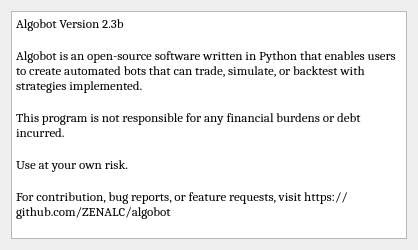
Qt form UI/about.ui (ZENALC/algobot) before a commit.
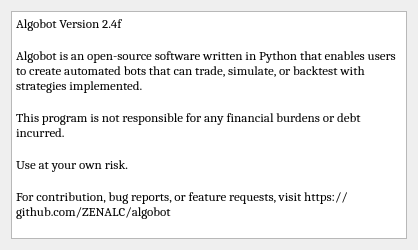
The same form after that commit.

Patch:
```diff
--- a/UI/about.ui
+++ b/UI/about.ui
@@ -41,7 +41,7 @@
       <bool>true</bool>
      </property>
      <property name="plainText">
-      <string>Algobot Version 2.3b
+      <string>Algobot Version 2.4f
 
 Algobot is an open-source software written in Python that enables users to create automated bots that can trade, simulate, or backtest with strategies implemented.
 
```
